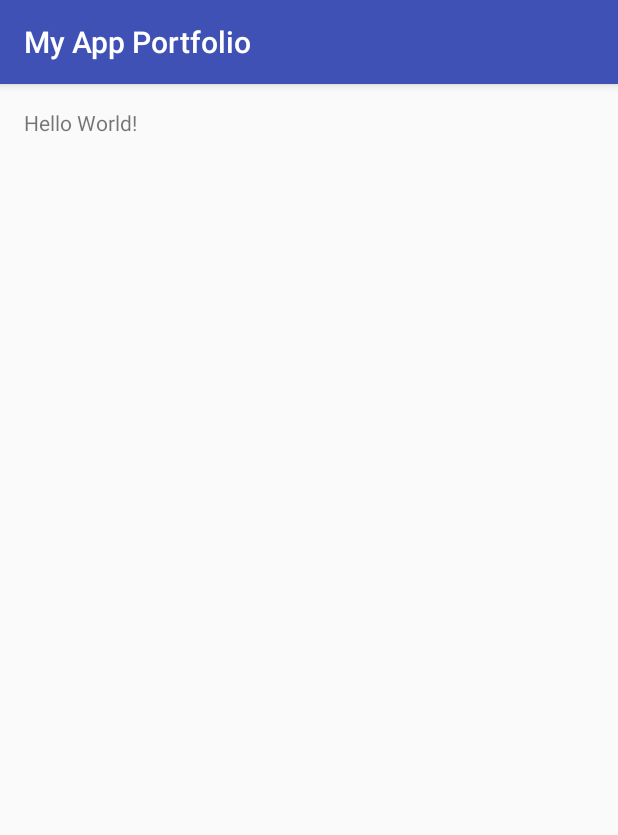
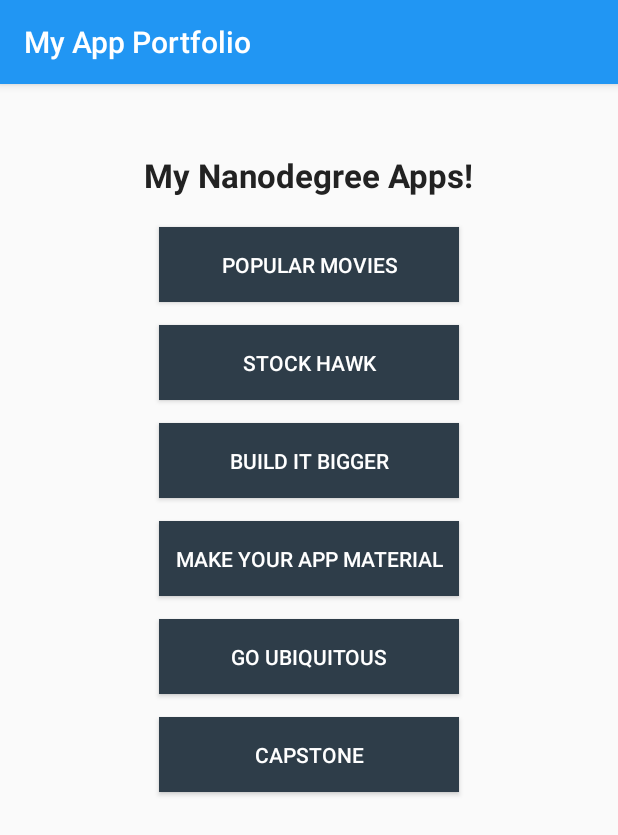
Before and after one commit to semani2/Nanodegree-Project0, an Android app: the screen it shows after launch (MainActivity), on a phone screen of 412 x 824 dp. Shown: the top 835 px of the screen. Run offline under Robolectric (Android 15) with nearby library versions, the phone set to English and light mode, and no system bars.

Commit message:
Layouts, styles and colors added.

```diff
--- a/MyAppPortfolio/app/src/main/res/layout/activity_main.xml
+++ b/MyAppPortfolio/app/src/main/res/layout/activity_main.xml
@@ -10,7 +10,47 @@
     tools:context="development.sai.myappportfolio.MainActivity">
 
     <TextView
+        android:id="@+id/titleTextView"
         android:layout_width="wrap_content"
         android:layout_height="wrap_content"
-        android:text="Hello World!" />
+        android:text="@string/strMyNanodegreeApps"
+        style="@style/TitleTextStyle"/>
+
+    <LinearLayout
+        android:layout_width="match_parent"
+        android:layout_height="wrap_content"
+        android:layout_centerHorizontal="true"
+        android:orientation="vertical"
+        android:layout_marginTop="10dp"
+        android:layout_below="@+id/titleTextView">
+        <Button
+            style="@style/AppButtonStyle"
+            android:id="@+id/popularMoviesButton"
+            android:text="@string/strAppPopularMovies"/>
+
+        <Button
+            style="@style/AppButtonStyle"
+            android:id="@+id/stockHawkButton"
+            android:text="@string/strAppStockHawk"/>
+
+        <Button
+            style="@style/AppButtonStyle"
+            android:id="@+id/buildItBiggerButton"
+            android:text="@string/strAppBuildItBigger"/>
+
+        <Button
+            style="@style/AppButtonStyle"
+            android:id="@+id/makeAppMaterialButton"
+            android:text="@string/strAppMakeAppMaterial"/>
+
+        <Button
+            style="@style/AppButtonStyle"
+            android:id="@+id/goUbiButton"
+            android:text="@string/strGoUbiquitous"/>
+
+        <Button
+            style="@style/AppButtonStyle"
+            android:id="@+id/CapstoneButton"
+            android:text="@string/strCapstone"/>
+    </LinearLayout>
 </RelativeLayout>
--- a/MyAppPortfolio/app/src/main/res/values/colors.xml
+++ b/MyAppPortfolio/app/src/main/res/values/colors.xml
@@ -1,6 +1,9 @@
 <?xml version="1.0" encoding="utf-8"?>
 <resources>
-    <color name="colorPrimary">#3F51B5</color>
-    <color name="colorPrimaryDark">#303F9F</color>
+    <color name="colorPrimary">#2196F3</color>
+    <color name="colorPrimaryDark">#1976D2</color>
     <color name="colorAccent">#FF4081</color>
+    <color name="colorTextPrimary">#222222</color>
+    <color name="colorWhite">#FFFFFF</color>
+    <color name="colorUdacity">#2E3D49</color>
 </resources>
--- a/MyAppPortfolio/app/src/main/res/values/strings.xml
+++ b/MyAppPortfolio/app/src/main/res/values/strings.xml
@@ -1,3 +1,10 @@
 <resources>
     <string name="app_name">My App Portfolio</string>
+    <string name="strMyNanodegreeApps">My Nanodegree Apps!</string>
+    <string name="strAppPopularMovies">popular movies</string>
+    <string name="strAppStockHawk">stock hawk</string>
+    <string name="strAppBuildItBigger">build it bigger</string>
+    <string name="strAppMakeAppMaterial">make your app material</string>
+    <string name="strGoUbiquitous">go ubiquitous</string>
+    <string name="strCapstone">capstone</string>
 </resources>
--- a/MyAppPortfolio/app/src/main/res/values/styles.xml
+++ b/MyAppPortfolio/app/src/main/res/values/styles.xml
@@ -8,4 +8,24 @@
         <item name="colorAccent">@color/colorAccent</item>
     </style>
 
+    <style name="TitleTextStyle">
+        <item name="android:textColor">@color/colorTextPrimary</item>
+        <item name="android:textSize">22sp</item>
+        <item name="android:textStyle">bold</item>
+        <item name="android:layout_centerHorizontal">true</item>
+        <item name="android:layout_marginTop">30dp</item>
+    </style>
+
+    <style name="AppButtonStyle">
+        <item name="android:layout_width">200dp</item>
+        <item name="android:layout_height">50dp</item>
+        <item name="android:background">@color/colorUdacity</item>
+        <item name="android:textColor">@color/colorWhite</item>
+        <item name="android:foregroundGravity">center</item>
+        <item name="android:textAllCaps">true</item>
+        <item name="android:layout_marginTop">10dp</item>
+        <item name="android:layout_marginBottom">5dp</item>
+        <item name="android:layout_gravity">center_horizontal</item>
+    </style>
+
 </resources>
```
